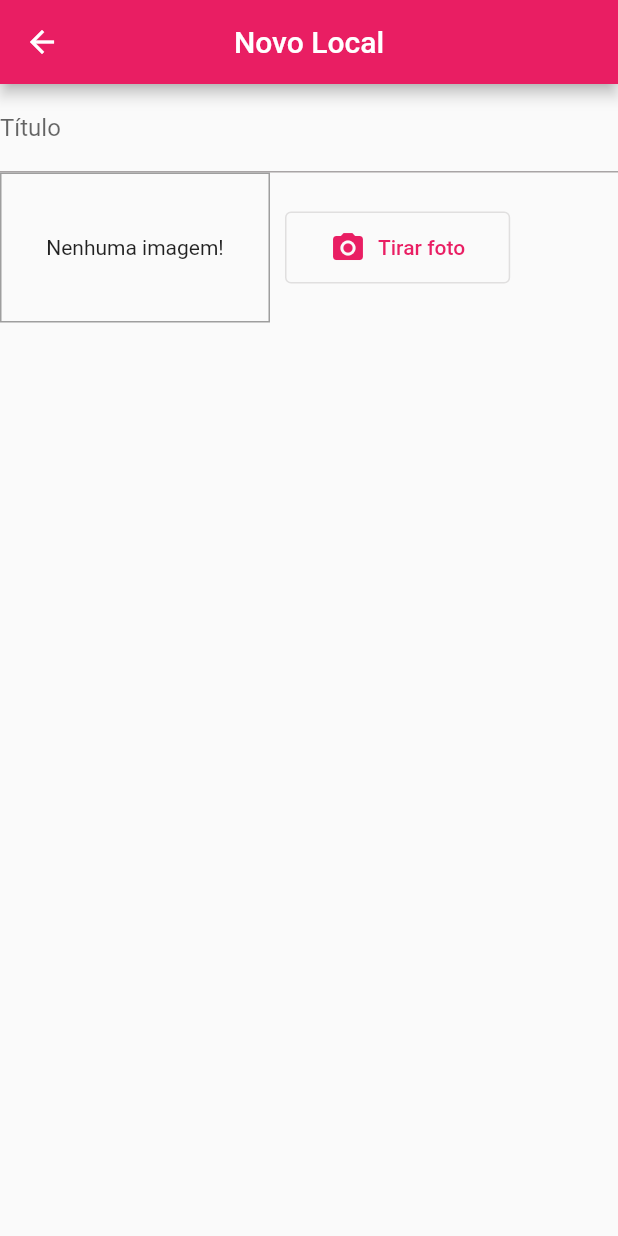
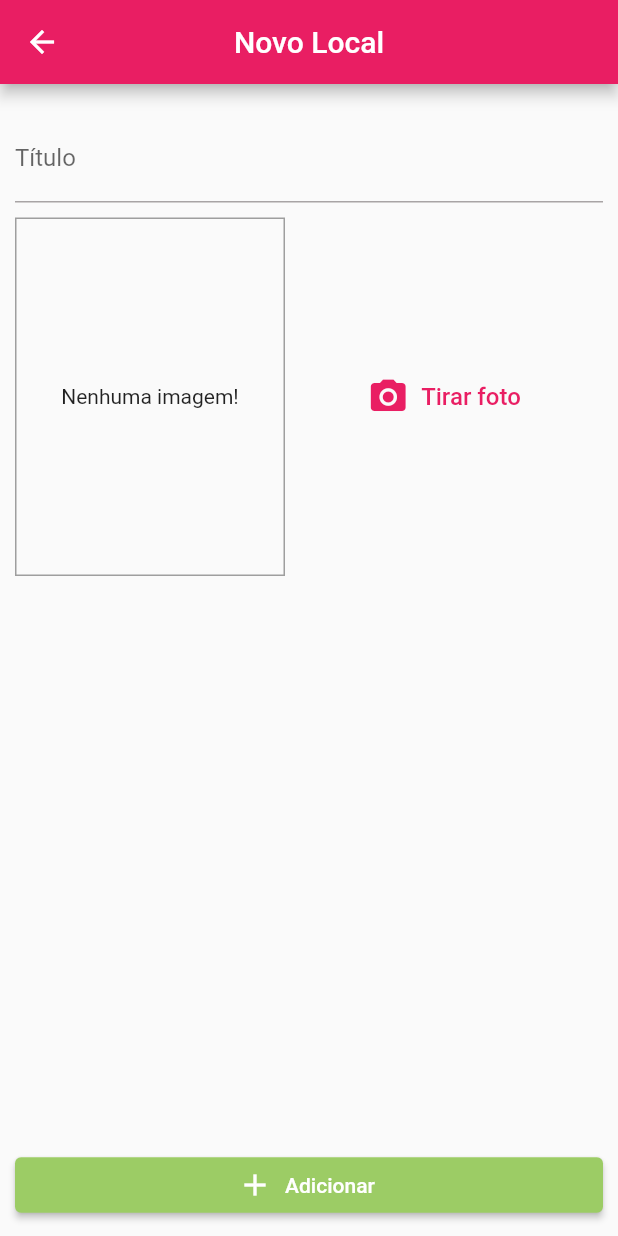
Before and after one commit to Andrew-Ssantos/camera_and_map, a Flutter app: the PlaceFormScreen screen opened by its route, after a tap on "Tirar foto", on a phone screen of 412 x 824 dp. Run offline on Flutter 3.47's test engine with Material 2 defaults, Android fonts, the phone set to English and light mode, and no system bars; our stand-ins replace image_picker.

Commit message:
Atualizando arquivos do projeto(home)

```diff
--- a/lib/components/widgets/image_input.dart
+++ b/lib/components/widgets/image_input.dart
@@ -1,20 +1,37 @@
+import 'dart:io';
+
 import 'package:flutter/material.dart';
+import 'package:image_picker/image_picker.dart';
 
 class ImageInput extends StatefulWidget {
-  const ImageInput({super.key});
+  final Function onSelectImage;
+
+  const ImageInput(this.onSelectImage, {super.key});
 
   @override
   State<ImageInput> createState() => _ImageInputState();
 }
 
 class _ImageInputState extends State<ImageInput> {
+  File? _storedImage;
+
+  _takePicture() async {
+    final ImagePicker _picker = ImagePicker();
+    XFile imageFile = await _picker.pickImage(
+      source: ImageSource.camera,
+      maxWidth: 600,
+    ) as XFile;
+
+    setState(() => _storedImage = File(imageFile.path));
+  }
+
   @override
   Widget build(BuildContext context) {
     return Row(
       children: [
         Container(
           width: 180,
-          height: 100,
+          height: 239,
           decoration: BoxDecoration(
             border: Border.all(
               width: 1,
@@ -22,21 +39,29 @@ class _ImageInputState extends State<ImageInput> {
             ),
           ),
           alignment: Alignment.center,
-          child: const Text('Nenhuma imagem!'),
+          child: _storedImage != null
+              ? Image.file(
+                  _storedImage!,
+                  width: double.infinity,
+                  fit: BoxFit.cover,
+                )
+              : const Text('Nenhuma imagem!'),
         ),
-        const SizedBox(width: 10),
-        OutlinedButton.icon(
-          style: const ButtonStyle(
-            padding: MaterialStatePropertyAll<EdgeInsetsGeometry>(
-              EdgeInsets.symmetric(
-                vertical: 12,
-                horizontal: 30,
-              ),
+        // const SizedBox(width: 10),
+        Expanded(
+          child: TextButton.icon(
+            style: const ButtonStyle(
+              iconSize: MaterialStatePropertyAll(28),
+              padding:
+                  MaterialStatePropertyAll(EdgeInsets.symmetric(vertical: 15)),
+            ),
+            onPressed: _takePicture,
+            icon: const Icon(Icons.camera_alt),
+            label: const Text(
+              'Tirar foto',
+              style: TextStyle(fontSize: 16),
             ),
           ),
-          onPressed: () {},
-          icon: const Icon(Icons.camera_alt),
-          label: const Text('Tirar foto'),
         ),
       ],
     );
--- a/lib/main.dart
+++ b/lib/main.dart
@@ -15,7 +15,7 @@ class MyApp extends StatelessWidget {
       theme: ThemeData(
         colorScheme: ColorScheme.fromSeed(seedColor: Colors.pink).copyWith(
           primary: Colors.pink,
-          secondary: Colors.pink.shade100,
+          secondary: Colors.lightGreen.shade400,
         ),
         visualDensity: VisualDensity.adaptivePlatformDensity,
       ),
--- a/lib/screens/place_form_screen.dart
+++ b/lib/screens/place_form_screen.dart
@@ -1,3 +1,5 @@
+import 'dart:io';
+
 import 'package:camera_and_map/components/widgets/image_input.dart';
 import 'package:flutter/material.dart';
 
@@ -9,6 +11,15 @@ class PlaceFormScreen extends StatefulWidget {
 }
 
 class _PlaceFormScreenState extends State<PlaceFormScreen> {
+  final titleController = TextEditingController();
+  File? _pickedImage;
+
+  void _selectImage(File pickedImage) {
+    _pickedImage = pickedImage;
+  }
+
+  void _submitForm() {}
+
   @override
   Widget build(BuildContext context) {
     return Scaffold(
@@ -16,15 +27,43 @@ class _PlaceFormScreenState extends State<PlaceFormScreen> {
         centerTitle: true,
         title: const Text('Novo Local'),
       ),
-      body: const Column(
-        children: [
-          TextField(
-            decoration: InputDecoration(
-              labelText: 'Título',
+      body: Padding(
+        padding: const EdgeInsets.all(10),
+        child: Column(
+          crossAxisAlignment: CrossAxisAlignment.stretch,
+          children: [
+            Expanded(
+              child: SingleChildScrollView(
+                child: Padding(
+                  padding: EdgeInsets.symmetric(vertical: 10),
+                  child: Column(
+                    children: [
+                      TextField(
+                        controller: titleController,
+                        decoration: const InputDecoration(
+                          labelText: 'Título',
+                        ),
+                      ),
+                      const SizedBox(height: 10),
+                      ImageInput(this._selectImage),
+                    ],
+                  ),
+                ),
+              ),
             ),
-          ),
-          ImageInput(),
-        ],
+            ElevatedButton.icon(
+              onPressed: _submitForm,
+              style: ButtonStyle(
+                backgroundColor: MaterialStatePropertyAll(
+                  Theme.of(context).colorScheme.secondary,
+                ),
+                fixedSize: MaterialStatePropertyAll(Size.fromHeight(37)),
+              ),
+              icon: Icon(Icons.add),
+              label: Text('Adicionar'),
+            )
+          ],
+        ),
       ),
     );
   }
--- a/pubspec.yaml
+++ b/pubspec.yaml
@@ -19,7 +19,7 @@ publish_to: 'none' # Remove this line if you wish to publish to pub.dev
 version: 1.0.0+1
 
 environment:
-  sdk: '>=3.0.6 <4.0.0'
+  sdk: '>=3.0.5 <4.0.0'
 
 # Dependencies specify other packages that your package needs in order to work.
 # To automatically upgrade your package dependencies to the latest versions
@@ -36,6 +36,9 @@ dependencies:
   # Use with the CupertinoIcons class for iOS style icons.
   cupertino_icons: ^1.0.2
   provider: ^6.0.5
+  image_picker: ^1.0.1
+  path_provider: ^2.0.15
+  path: ^1.8.3
 
 dev_dependencies:
   flutter_test:
```
Also changed, not shown: pubspec.lock, 5 other files.
